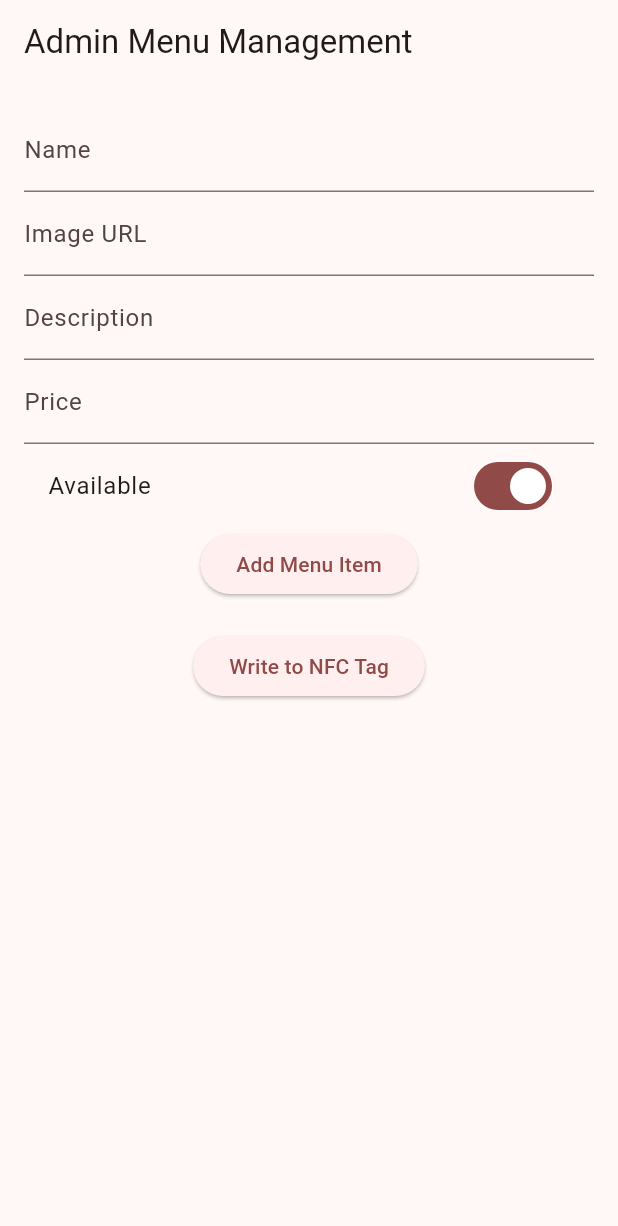
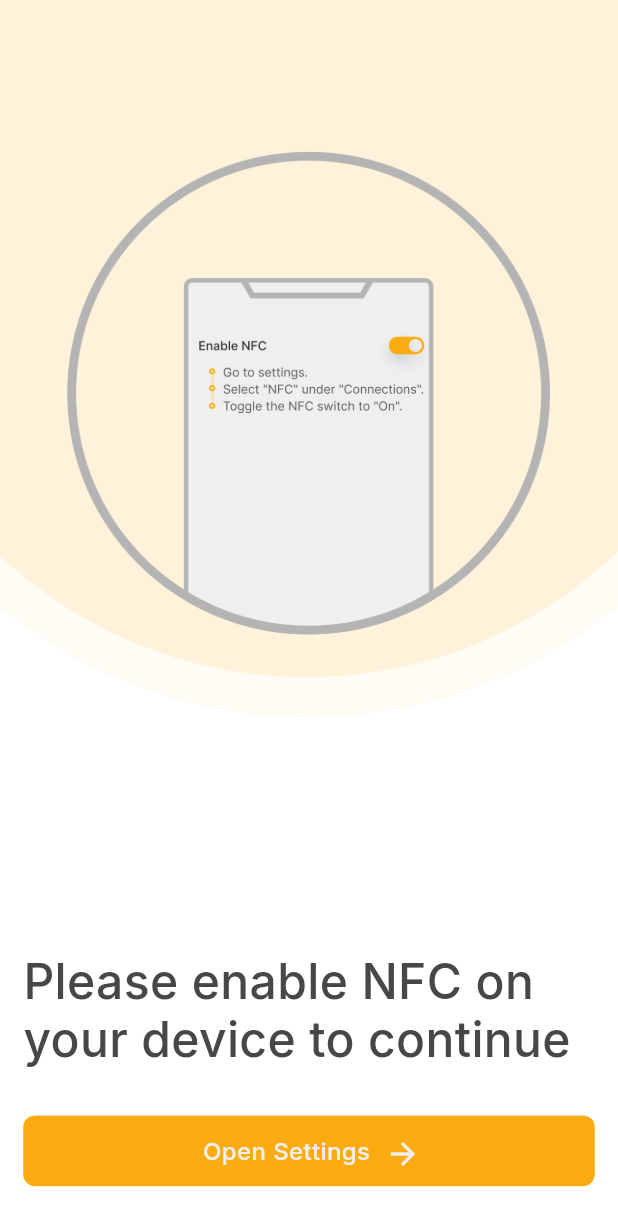
Before and after one commit to GozziCode/quick_menu, a Flutter app: the screen it shows after launch, on a phone screen of 412 x 824 dp. Shown: the top 1226 px of the screen. Run offline on Flutter 3.47's test engine with Material 3 defaults, Android fonts, the phone set to English and light mode, and no system bars; our stand-ins replace flutter_screenutil, google_fonts; missing offline and left inert: flutter_nfc_kit, ndef.

Commit message:
Enable NFC Onboard

```diff
--- /dev/null
+++ b/lib/components/container1.dart
@@ -0,0 +1,58 @@
+import 'package:flutter/material.dart';
+import 'package:google_fonts/google_fonts.dart';
+
+class MyContainer1 extends StatelessWidget {
+  const MyContainer1({
+    super.key,
+    required this.text,
+    required this.onTap,
+  });
+  final String text;
+  final VoidCallback? onTap;
+  @override
+  Widget build(BuildContext context) {
+    return GestureDetector(
+      onTap: onTap,
+      child: Padding(
+        padding: const EdgeInsets.fromLTRB(14, 20, 14, 20),
+        child: Container(
+          height: 48,
+          width: 381,
+          decoration: BoxDecoration(
+            color: Color.fromRGBO(252, 171, 16, 1),
+            borderRadius: BorderRadius.circular(8),
+            border: Border(
+              top: BorderSide(
+                width: 1.0,
+                color: Color.fromRGBO(239, 239, 239, 1),
+              ),
+            ),
+          ),
+          child: Center(
+            child: Row(
+              mainAxisAlignment: MainAxisAlignment.center,
+              children: [
+                Text(
+                  text,
+                  style: GoogleFonts.inter(
+                    fontSize: 16,
+                    fontWeight: FontWeight.w500,
+                    color: const Color.fromRGBO(239, 239, 239, 1),
+                    height: 19.6 / 16,
+                  ),
+                ),
+                SizedBox(width: 10),
+                Container(
+                  height: 20,
+                  width: 20,
+                  child: Icon(Icons.arrow_forward_outlined,
+                      color: const Color.fromRGBO(239, 239, 239, 1)),
+                ),
+              ],
+            ),
+          ),
+        ),
+      ),
+    );
+  }
+}
--- a/lib/onboarding/page1.dart
+++ b/lib/onboarding/page1.dart
@@ -0,0 +1,61 @@
+import 'package:flutter/material.dart';
+import 'package:google_fonts/google_fonts.dart';
+import 'package:quick_menu/components/container1.dart';
+
+class EnableNfc extends StatelessWidget {
+  const EnableNfc({super.key});
+
+  @override
+  Widget build(BuildContext context) {
+    return Container(
+      decoration: BoxDecoration(
+        image: DecorationImage(
+          image: AssetImage('assets/Enable_NFC.png'),
+          fit: BoxFit.cover,
+        ),
+      ),
+      child: Scaffold(
+          backgroundColor: Colors.transparent,
+          body: Stack(
+            children: [
+              Align(
+                alignment: Alignment.topCenter,
+                child: Padding(
+                  padding: const EdgeInsets.only(top: 98.0),
+                  child: Column(
+                    crossAxisAlignment: CrossAxisAlignment.center,
+                    children: [
+                      Container(
+                        height: 327.72,
+                        width: 327.72,
+                        child: Image.asset('assets/nfc_frame.png'),
+                      ),
+                      Padding(
+                        padding: const EdgeInsets.only(top: 199.14),
+                        child: Container(
+                          margin: EdgeInsets.all(10),
+                          height: 78,
+                          width: 381,
+                          child: Center(
+                            child: Text(
+                              'Please enable NFC on your device to continue',
+                              style: GoogleFonts.inter(
+                                fontSize: 32,
+                                fontWeight: FontWeight.w500,
+                                color: const Color.fromRGBO(72, 70, 70, 1),
+                                height: 38.73 / 32,
+                              ),
+                            ),
+                          ),
+                        ),
+                      ),
+                      MyContainer1(text: 'Open Settings', onTap: () {})
+                    ],
+                  ),
+                ),
+              )
+            ],
+          )),
+    );
+  }
+}
--- a/lib/screens/splash_screen.dart
+++ b/lib/screens/splash_screen.dart
@@ -4,6 +4,7 @@ import 'package:flutter/material.dart';
 import 'package:google_fonts/google_fonts.dart';
 
 import '../constant/app_color.dart';
+import '../onboarding/page1.dart';
 import 'write_screen.dart';
 
 class SplashScreeen extends StatefulWidget {
@@ -18,7 +19,7 @@ class _SplashScreeenState extends State<SplashScreeen> {
     Timer(const Duration(seconds: 5), () {
       Navigator.pushReplacement(
           context,
-          MaterialPageRoute(builder: (c) => const WriteScreen()
+          MaterialPageRoute(builder: (c) => const EnableNfc()
               // const StartScreen()
               ));
     });
@@ -35,7 +36,7 @@ class _SplashScreeenState extends State<SplashScreeen> {
     // final double textScaleFactor = MediaQuery.textScalerOf(context).scale(1.5);
 
     return Container(
-      decoration: BoxDecoration(
+      decoration: const BoxDecoration(
         image: DecorationImage(
             image: AssetImage("assets/Splash_Screen.png"), fit: BoxFit.cover),
       ),
@@ -54,17 +55,20 @@ class _SplashScreeenState extends State<SplashScreeen> {
                     width: 181.33,
                     child: Image.asset('assets/Group.png'),
                   ),
-                  SizedBox(height: 5),
+                  const SizedBox(height: 5),
                   Container(
                     height: 27,
                     width: 196,
-                      child: Text("Kimiko's Place",
+                    child: Text(
+                      "Kimiko's Place",
                       textAlign: TextAlign.center,
                       style: GoogleFonts.inter(
                         fontSize: 27,
                         fontWeight: FontWeight.w800,
-                            color: Color.fromRGBO(255, 255, 255, 1),
-                          ))),
+                        color: const Color.fromRGBO(255, 255, 255, 1),
+                      ),
+                    ),
+                  ),
                 ],
               ),
             ),
```
Also changed, not shown: assets/nfc_frame.png (added). Lines whose indentation alone changed are shown as unchanged.
